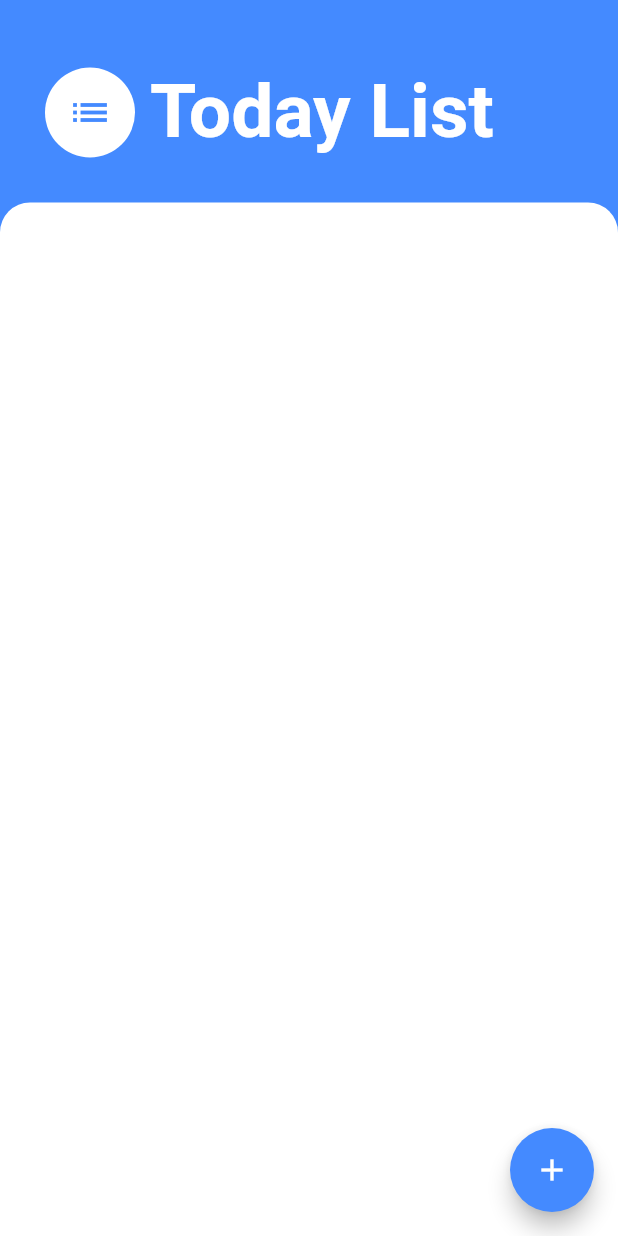
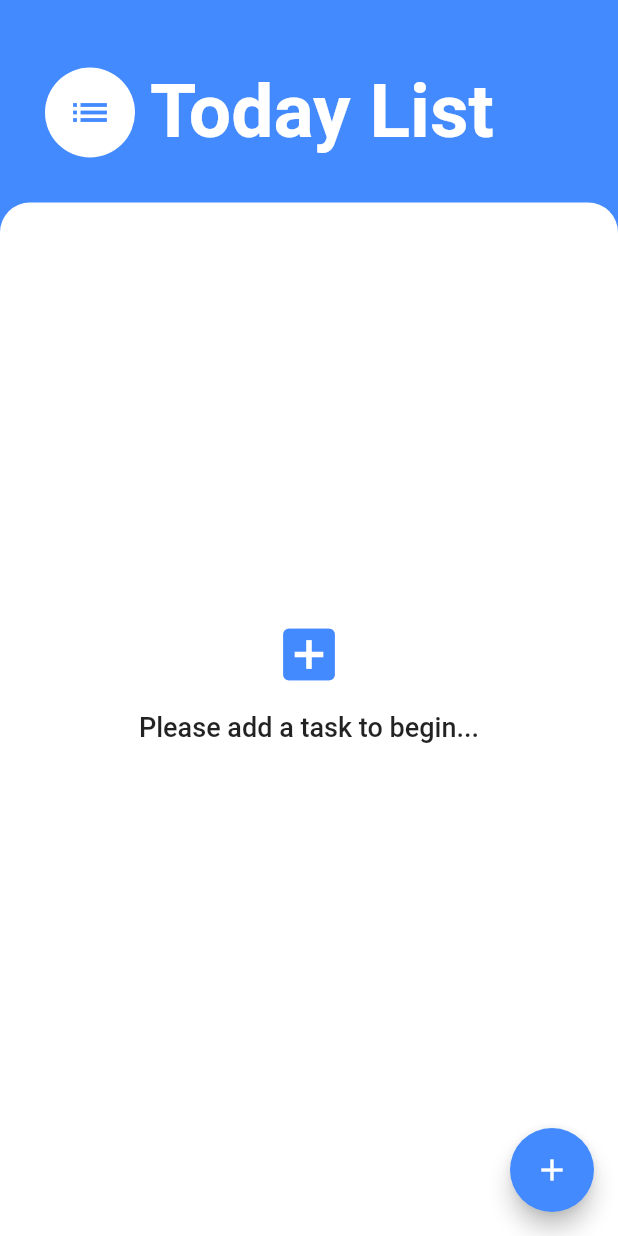
Before and after one commit to CharlieH209/today_list, a Flutter app: the screen it shows after launch, on a phone screen of 412 x 824 dp. Run offline on Flutter 3.47's test engine with Material 2 defaults, Android fonts, the phone set to English and light mode, and no system bars.

Commit message:
add list placeholder

```diff
--- a/lib/screens/home_screen.dart
+++ b/lib/screens/home_screen.dart
@@ -2,6 +2,7 @@ import 'package:flutter/material.dart';
 import '../widgets/TasksList.dart';
 import '../screens/new_task_screen.dart';
 import 'package:todaylist/models/task.dart';
+import '../widgets/ListPlaceholder.dart';
 
 class HomeScreen extends StatefulWidget {
   @override
@@ -10,6 +11,7 @@ class HomeScreen extends StatefulWidget {
 
 class _HomeScreenState extends State<HomeScreen> {
   List<Task> tasks = [];
+  bool taskCreated = false;
 
   @override
   Widget build(BuildContext context) {
@@ -28,6 +30,7 @@ class _HomeScreenState extends State<HomeScreen> {
                               name: newTaskTitle,
                               severity: severity,
                               isCompleted: false));
+                          taskCreated = true;
                         });
                         print(tasks);
                         Navigator.pop(context);
@@ -78,10 +81,21 @@ class _HomeScreenState extends State<HomeScreen> {
                     borderRadius: BorderRadius.only(
                         topLeft: Radius.circular(20.0),
                         topRight: Radius.circular(20.0))),
-              child: StatefulBuilder(
-                builder: (context, setState) => TasksList(tasks, setState),
-              ),
-            ),
+                child: tasks.length > 0
+                    ?
+//                  ? StatefulBuilder(
+//                      builder: (context, setState) =>
+//                          TasksList(tasks, setState))
+                    TasksList(tasks, (index) {
+                        setState(() {
+                          tasks[index].toggleCompletion();
+                        });
+                      }, (index) {
+                        setState(() {
+                          tasks.removeAt(index);
+                        });
+                      })
+                    : ListPlaceholder(taskCreated)),
           ),
         ],
       ),
--- /dev/null
+++ b/lib/widgets/ListPlaceholder.dart
@@ -0,0 +1,52 @@
+import 'package:flutter/material.dart';
+
+class ListPlaceholder extends StatelessWidget {
+  final bool freshList;
+
+  ListPlaceholder(this.freshList);
+
+  @override
+  Widget build(BuildContext context) {
+    return Container(
+      child: Row(
+        mainAxisAlignment: MainAxisAlignment.spaceAround,
+        children: <Widget>[
+          Column(
+            crossAxisAlignment: CrossAxisAlignment.center,
+            mainAxisAlignment: MainAxisAlignment.center,
+            children: <Widget>[
+              freshList
+                  ? Icon(
+                      Icons.check,
+                      size: 46.0,
+                      color: Colors.green,
+                    )
+                  : Icon(
+                      Icons.add_box,
+                      size: 46.0,
+                      color: Colors.blueAccent,
+                    ),
+              SizedBox(
+                height: 15,
+              ),
+              freshList
+                  ? Text(
+                      'Tasks Completed',
+                      style: TextStyle(
+                          fontSize: 18.0, fontWeight: FontWeight.w500),
+                    )
+                  : Text(
+                      'Please add a task to begin...',
+                      style: TextStyle(
+                          fontSize: 18.0, fontWeight: FontWeight.w500),
+                    ),
+              SizedBox(
+                height: 50,
+              ),
+            ],
+          ),
+        ],
+      ),
+    );
+  }
+}
--- a/lib/widgets/TaskTile.dart
+++ b/lib/widgets/TaskTile.dart
@@ -4,11 +4,11 @@ class TaskTile extends StatelessWidget {
   final int severity;
   final String name;
   final bool isCompleted;
+  final Function removeCallback;
   final Function completionCallback;
-  final Function removeCallback;
 
   const TaskTile(this.name, this.severity, this.isCompleted,
-      this.completionCallback, this.removeCallback);
+      this.removeCallback, this.completionCallback);
 
   @override
   Widget build(BuildContext context) {
```
Also changed, not shown: lib/widgets/TasksList.dart (+9 -12 lines). Lines whose indentation alone changed are shown as unchanged.
